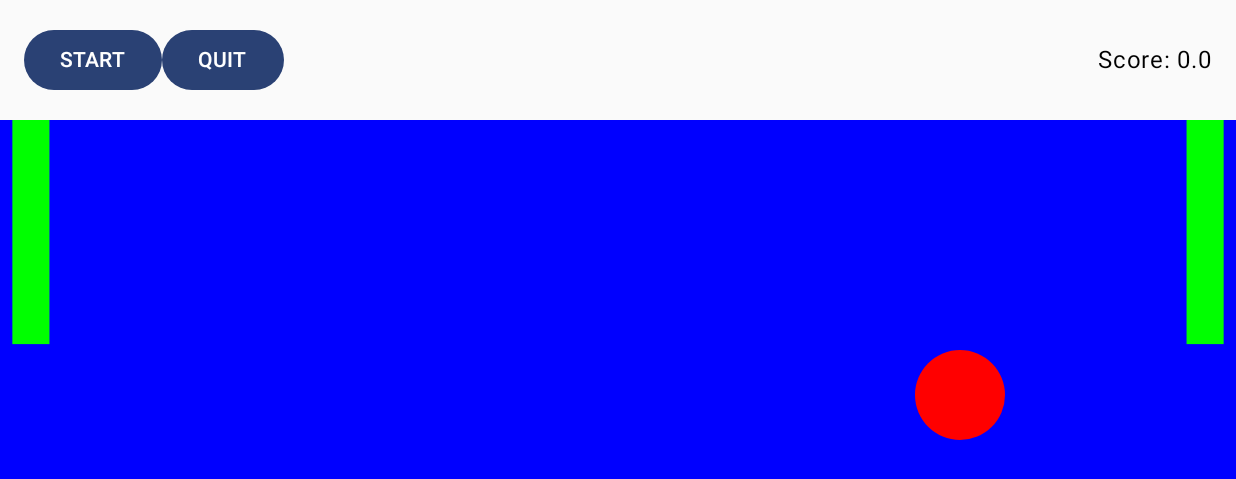
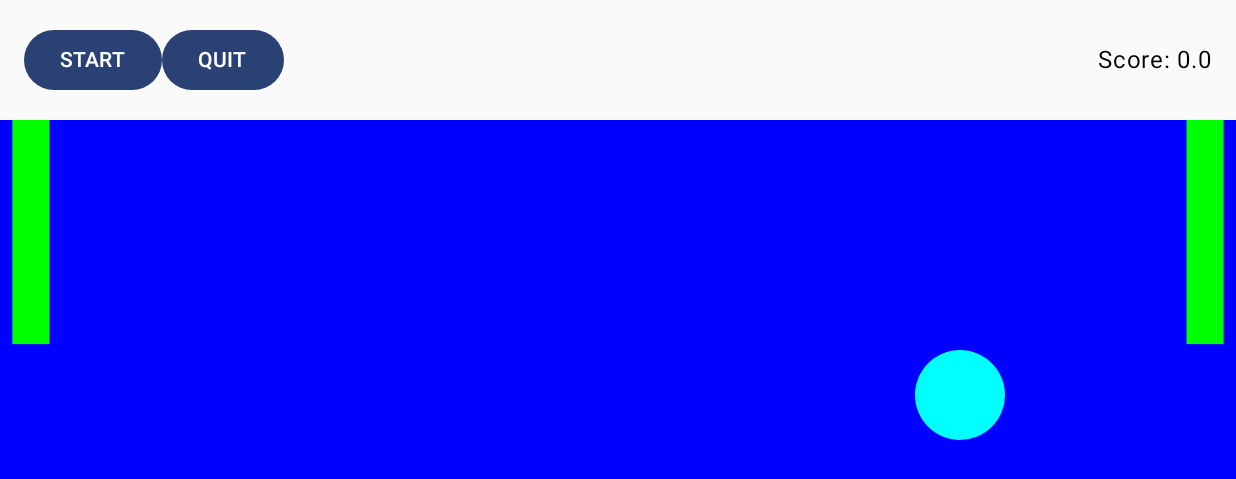
Before and after one commit to sunbee/PongAK, an Android app built with Jetpack Compose: the first screen one second after launch (MainActivity), on a phone screen of 824 x 412 dp (held sideways). Shown: the top 479 px of the screen. Run offline under Robolectric (Android 15) with nearby library versions, the phone set to English and light mode, and no system bars.

Commit message:
Tidied up code.

```diff
--- a/app/src/main/java/com/example/pong/MainActivity.kt
+++ b/app/src/main/java/com/example/pong/MainActivity.kt
@@ -107,7 +107,7 @@ fun GameScreen() {
 
 @Preview(showBackground = true, device = Devices.AUTOMOTIVE_1024p, widthDp = 720, heightDp = 360)
 @Composable
-fun GreetingPreview() {
+fun GamePreview() {
     PongTheme {
         //Greeting("Android")
         GameScreen()
@@ -149,9 +149,15 @@ fun GameCanvas(
     ) {
 
         /*
-        * Effectively a Game Loop in Jetpack Compose.
-        * The Canvas manages the paddles and their interaction with ball.
-        * The ball's animation is controlled by the LaunchedEffects coroutine.
+        * This is effectively the Game Loop in Jetpack Compose.
+        * There is no forever loop here, so what makes it a Game Loop?
+        * The answer lies in the LaunchedEffecrs coroutine,
+        * where the ball's xy coordinates are continuously updated.
+        * Since the xy coordinates are a state variable and determine
+        * the composition, the canvas is recomposed with each update.
+        * Thus making this canvas code part of a Game Loop.
+        * Here, we manage the paddles and their interaction with ball.
+        *
         * */
         // Setup params for drawing in relation to canvas dimensions
         val TAG = "GAME CANVAS"
@@ -215,7 +221,7 @@ fun GameCanvas(
             topLeft = rectXYR.value,
             size = Size(paddleWidth, paddleHeight))
         drawCircle(
-            color = Color.Red,
+            color = Color.Cyan,
             center = ballXY.value,
             radius = ballRadius
         )
```
